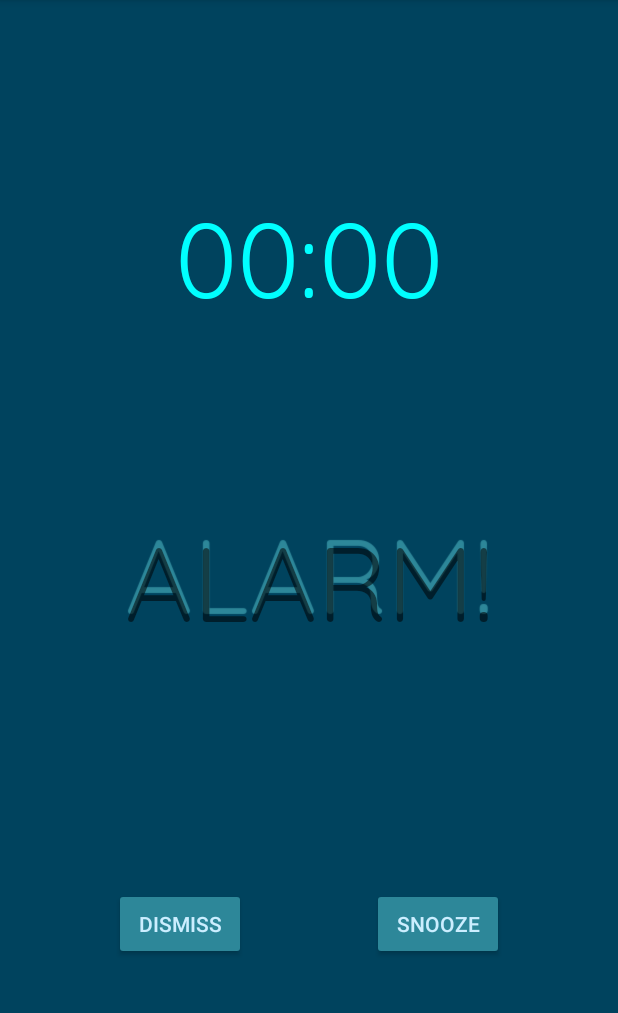
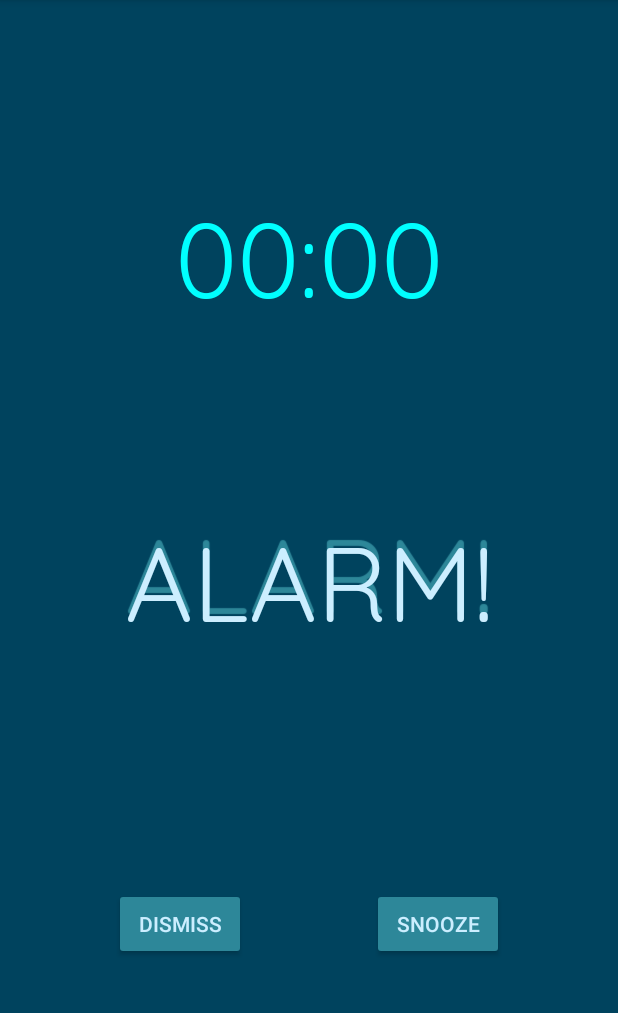
Before and after one commit to kasanari/knarkklocka, an Android app: the AlarmActivity screen opened directly, with no data from a screen before it, on a phone screen of 412 x 824 dp, the part 84-1097 px from its top. Run offline under Robolectric (Android 15) with nearby library versions, the phone set to English and light mode, and no system bars; our stand-ins replace Room's generated code; libraries missing offline, so code that uses them is left out: android.arch.persistence; 3 statements that could not run were skipped.

Commit message:
updated styles to support package

```diff
--- a/app/src/main/res/values/styles.xml
+++ b/app/src/main/res/values/styles.xml
@@ -1,17 +1,19 @@
 <resources>
 
     <!-- Base application theme. -->
-    <style name="AppTheme" parent="Theme.AppCompat.Light.DarkActionBar">
+    <style name="AppTheme" parent="Base.Theme.AppCompat.Light.DarkActionBar">
         <!-- Customize your theme here. -->
         <item name="colorPrimary">@color/colorPrimary</item>
         <item name="colorPrimaryDark">@color/colorPrimaryDark</item>
         <item name="colorAccent">@color/colorAccent</item>
         <item name="android:colorBackground">@color/colorBackground</item>
         <item name="android:textColorPrimary">@color/colorText</item>
+        <item name="android:textColor">@color/colorText</item>
         <item name="android:navigationBarColor">@color/colorPrimaryDark</item>
         <item name="android:colorForeground">@color/colorText</item>
         <item name="colorButtonNormal">@color/colorDecorative</item>
         <item name="alertDialogTheme">@style/AppAlertDialog</item>
+        <item name="coordinatorLayoutStyle">@style/Widget.Support.CoordinatorLayout</item>
     </style>
 
 
@@ -21,7 +23,7 @@
         <item name="android:background">@color/colorBackground</item>
         <item name="colorAccent">@color/colorAccent</item>
         <item name="colorControlHighlight">@color/colorPrimary</item>
-        <item name="android:textColorPrimary">@color/colorText</item>
+        <item name="android:textColor">@color/colorText</item>
         <item name="colorPrimary">@color/colorPrimary</item>
         <item name="colorPrimaryDark">@color/colorPrimaryDark</item>
     </style>
```
